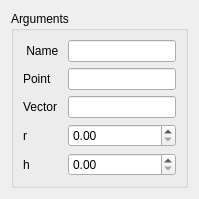
Qt form src/HEXABLOCKGUI/Cylinder_QTD.ui (SalomePlatform/hexablock) before a commit.
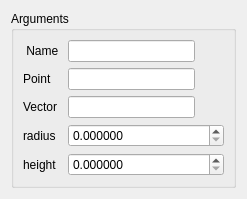
The same form after that commit.

What changed in the file:
```diff
--- a/src/HEXABLOCKGUI/Cylinder_QTD.ui
+++ b/src/HEXABLOCKGUI/Cylinder_QTD.ui
@@ -6,7 +6,7 @@
    <rect>
     <x>0</x>
     <y>0</y>
-    <width>199</width>
+    <width>247</width>
     <height>199</height>
    </rect>
   </property>
@@ -16,12 +16,24 @@
     <verstretch>0</verstretch>
    </sizepolicy>
   </property>
+  <property name="minimumSize">
+   <size>
+    <width>5</width>
+    <height>0</height>
+   </size>
+  </property>
   <property name="windowTitle">
    <string>Cylinder Construction</string>
   </property>
   <layout class="QVBoxLayout" name="verticalLayout">
    <item>
     <widget class="QGroupBox" name="groupBox">
+     <property name="minimumSize">
+      <size>
+       <width>5</width>
+       <height>0</height>
+      </size>
+     </property>
      <property name="title">
       <string>Arguments</string>
      </property>
@@ -96,22 +108,36 @@
        </widget>
       </item>
       <item row="5" column="1">
-       <widget class="QDoubleSpinBox" name="r_spb"/>
+       <widget class="QDoubleSpinBox" name="r_spb">
+        <property name="decimals">
+         <number>6</number>
+        </property>
+        <property name="maximum">
+         <double>1000000000.000000000000000</double>
+        </property>
+       </widget>
       </item>
       <item row="5" column="0">
        <widget class="QLabel" name="label">
         <property name="text">
-         <string>r</string>
+         <string>radius</string>
         </property>
        </widget>
       </item>
       <item row="6" column="1">
-       <widget class="QDoubleSpinBox" name="h_spb"/>
+       <widget class="QDoubleSpinBox" name="h_spb">
+        <property name="decimals">
+         <number>6</number>
+        </property>
+        <property name="maximum">
+         <double>1000000000.000000000000000</double>
+        </property>
+       </widget>
       </item>
       <item row="6" column="0">
        <widget class="QLabel" name="label_2">
         <property name="text">
-         <string>h</string>
+         <string>height</string>
         </property>
        </widget>
       </item>
```
